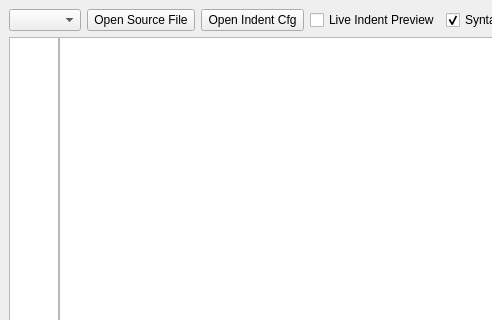
Old version of the form src/indentgui.ui in the repository yuhaoth/univsalindent; both pictures show x 0 to 492 and y 0 to 320 of the 800 by 600 pixel window.
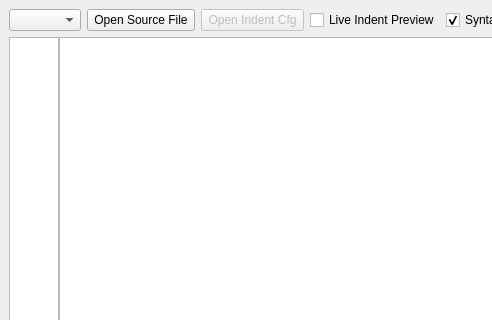
New version of the form. Icons and pictures are not drawn.

Commit message: Disabled button for loading config file, because it is right now only implemented for GreatCode

What changed in the file:
```diff
--- a/src/indentgui.ui
+++ b/src/indentgui.ui
@@ -56,6 +56,9 @@
       </item>
       <item>
        <widget class="QPushButton" name="pbLoadIndentCfg" >
+        <property name="enabled" >
+         <bool>false</bool>
+        </property>
         <property name="toolTip" >
          <string>&lt;html>&lt;head>&lt;meta name="qrichtext" content="1" />&lt;/head>&lt;body style=" white-space: pre-wrap; font-family:MS Shell Dlg; font-size:8.25pt; font-weight:400; font-style:normal; text-decoration:none;">&lt;p style=" margin-top:0px; margin-bottom:0px; margin-left:0px; margin-right:0px; -qt-block-indent:0; text-indent:0px;">Loads the configuration file for an indent tool.&lt;/p>&lt;/body>&lt;/html></string>
         </property>
```
Left out of the diff: 2 changed lines with no effect on the pictures.
